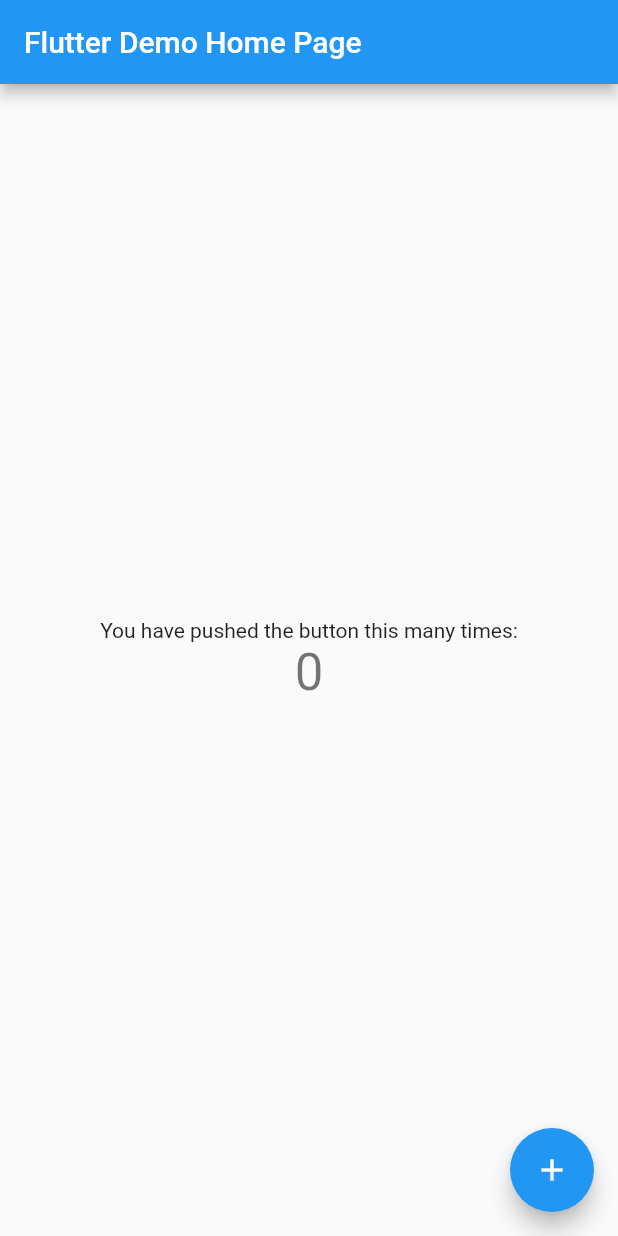
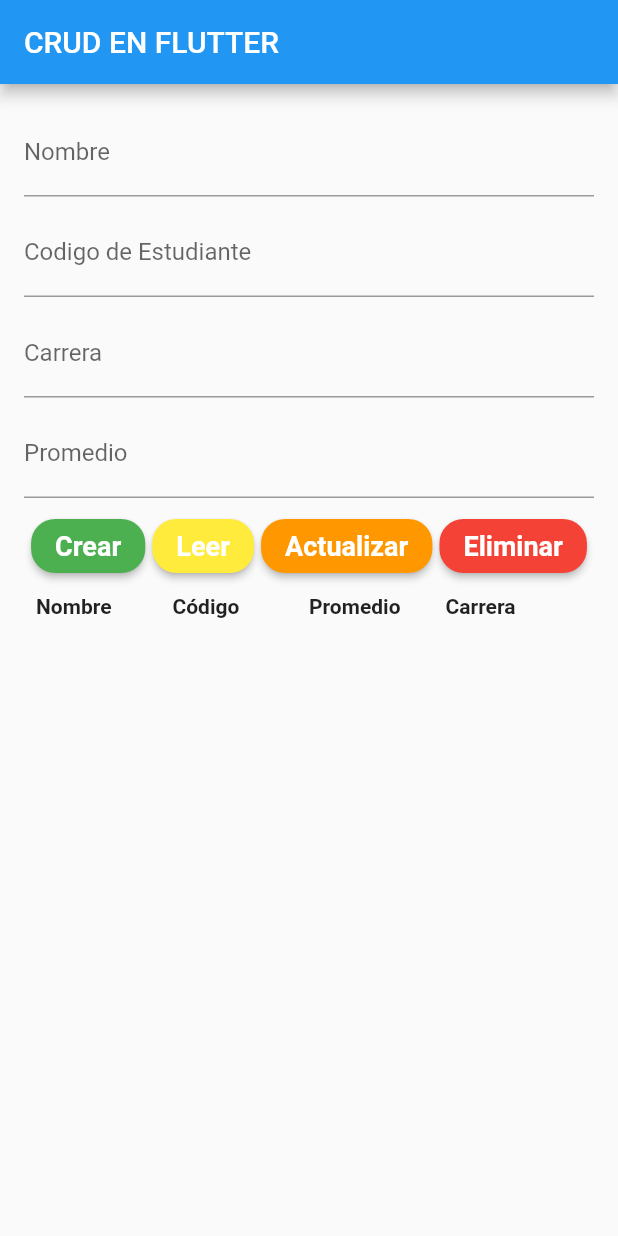
Before and after one commit to jhuertasn/Retos_en_Firebase, a Flutter app: the screen it shows after launch, on a phone screen of 412 x 824 dp. Run offline on Flutter 3.47's test engine with Material 2 defaults, Android fonts, the light colour scheme and no system bars; our stand-ins replace cloud_firestore, firebase_core; missing offline and left inert: dart:ffi; accounts and stored records are empty.

Commit message:
Brishman v2

```diff
--- a/lib/main.dart
+++ b/lib/main.dart
@@ -1,3 +1,4 @@
+import 'dart:ffi';
 import 'package:cloud_firestore/cloud_firestore.dart';
 import 'package:firebase_core/firebase_core.dart';
 import 'package:flutter/material.dart';
@@ -21,33 +22,161 @@
     return MaterialApp(
       title: 'Flutter Demo',
       theme: ThemeData(
-        // This is the theme of your application.
-        //
-        // Try running your application with "flutter run". You'll see the
-        // application has a blue toolbar. Then, without quitting the app, try
-        // changing the primarySwatch below to Colors.green and then invoke
-        // "hot reload" (press "r" in the console where you ran "flutter run",
-        // or simply save your changes to "hot reload" in a Flutter IDE).
-        // Notice that the counter didn't reset back to zero; the application
-        // is not restarted.
         primarySwatch: Colors.blue,
       ),
-      home: const MyHomePage(title: 'Flutter Demo Home Page'),
+      home: MyHomePage(title: 'CRUD EN FLUTTER'),
     );
   }
 }
 
 class MyHomePage extends StatefulWidget {
-  const MyHomePage({Key? key, required this.title}) : super(key: key);
+  MyHomePage({Key? key, required this.title}) : super(key: key);
 
   final String title;
+
+  inputForm(String sugerencia, Function getCampo) {
+    return Padding(
+      padding: const EdgeInsets.only(bottom: 8.0),
+      child: TextFormField(
+        decoration: InputDecoration(
+            labelText: sugerencia,
+            fillColor: Colors.white,
+            focusedBorder: const OutlineInputBorder(
+                borderSide: BorderSide(color: Colors.blue, width: 2.0))),
+        onChanged: (String name) {
+          getCampo(name);
+        },
+      ),
+    );
+  }
+
+  btnCrud(String nombre, Color color, Function accion) {
+    return ElevatedButton(
+      onPressed: () {
+        accion();
+      },
+      child: Text(nombre),
+      style: ElevatedButton.styleFrom(
+          primary: color,
+          shape:
+              RoundedRectangleBorder(borderRadius: BorderRadius.circular(16)),
+          textStyle: const TextStyle(
+              color: Colors.white, fontWeight: FontWeight.bold, fontSize: 18)),
+    );
+  }
+
+  viewReg(document, string) {
+    try {
+      if (document[string] != null) {
+        return Expanded(child: Text(document[string]));
+      }
+    } catch (e) {
+      return const Expanded(child: Text("vacío"));
+    }
+  }
 
   @override
   State<MyHomePage> createState() => _MyHomePageState();
 }
 
 class _MyHomePageState extends State<MyHomePage> {
-  int _counter = 0;
+  String estudianteNombre = "";
+  String estudianteCodigo = "";
+  String estudiantePrograma = "";
+  String estudianteCalificacion = "";
+
+  getEstudianteCodigo(x) {
+    estudianteCodigo = x;
+  }
+
+  getEstudianteNombre(x) {
+    estudianteNombre = x;
+  }
+
+  getEstudiantePrograma(x) {
+    estudiantePrograma = x;
+  }
+
+  getEstudianteCalificacion(x) {
+    estudianteCalificacion = x;
+  }
+
+  crearRegistro() {
+    DocumentReference documentReference =
+        FirebaseFirestore.instance.collection("users").doc(estudianteCodigo);
+
+    documentReference
+        .set(
+          {
+            "id": estudianteCodigo,
+            "nombre": estudianteNombre,
+            "calificación": estudianteCalificacion,
+            "programa": estudiantePrograma
+          },
+          SetOptions(merge: true),
+        )
+        .catchError((error) => print("Failed to merge data: $error"))
+        .whenComplete(() {
+          print("$estudianteNombre registrado");
+        });
+  }
+
+  leerRegistro() {
+    FirebaseFirestore.instance
+        .collection("users")
+        .doc(estudianteCodigo)
+        .get()
+        .then((DocumentSnapshot documentSnapshot) {
+      if (documentSnapshot.exists) {
+        print("Document data: ${documentSnapshot.data()}");
+        Map<String, dynamic> data =
+            documentSnapshot.data() as Map<String, dynamic>;
+        print("Document data: ${data['nombre']}");
+
+        AlertDialog alerta = AlertDialog(
+          title: const Text("LECTURA DE ESTUDIANTE"),
+          content: Column(
+            children: [
+              Text("Nombre: ${data['nombre']}"),
+              Text("Id: ${data['id']}"),
+              Text("Promedio: ${data['calificación']}"),
+              Text("Programa: ${data['programa']}")
+            ],
+          ),
+        );
+        showDialog(context: context, builder: (BuildContext context) => alerta);
+      } else {
+        print("Registro no existe en la Base de datos");
+      }
+    });
+  }
+
+  actualizarRegistro() {
+    DocumentReference documentReference =
+        FirebaseFirestore.instance.collection("users").doc(estudianteCodigo);
+
+    documentReference
+        .update({
+          "id": estudianteCodigo,
+          "nombre": estudianteNombre,
+          "calificación": estudianteCalificacion,
+          "programa": estudiantePrograma
+        })
+        .then((value) => print("Registro actualizado"))
+        .catchError(
+            (error) => print("Actualización de registrol fallido: $error"));
+  }
+
+  eliminarRegistro() {
+    DocumentReference documentReference =
+        FirebaseFirestore.instance.collection("users").doc(estudianteCodigo);
+
+    documentReference
+        .delete()
+        .then((value) => print("Registro Eliminado"))
+        .catchError(
+            (error) => print("Eliminación de registro fallido: $error"));
+  }
 
   List usuarios = [];
 
@@ -66,6 +195,8 @@
     QuerySnapshot users = await collectionReference.get();
     // la cantidad de registros que tenemos en docs y si es diferente
     // de cero recorriendo con un array de elementos
+    print("ESTO ES");
+    print(users.docs.toString());
     if (users.docs.isNotEmpty) {
       for (var doc in users.docs) {
         // ignore: avoid_print
@@ -75,65 +206,94 @@
     }
   }
 
-  void _incrementCounter() {
-    setState(() {
-      // This call to setState tells the Flutter framework that something has
-      // changed in this State, which causes it to rerun the build method below
-      // so that the display can reflect the updated values. If we changed
-      // _counter without calling setState(), then the build method would not be
-      // called again, and so nothing would appear to happen.
-      _counter++;
-    });
-  }
-
   @override
   Widget build(BuildContext context) {
-    // This method is rerun every time setState is called, for instance as done
-    // by the _incrementCounter method above.
-    //
-    // The Flutter framework has been optimized to make rerunning build methods
-    // fast, so that you can just rebuild anything that needs updating rather
-    // than having to individually change instances of widgets.
     return Scaffold(
       appBar: AppBar(
-        // Here we take the value from the MyHomePage object that was created by
-        // the App.build method, and use it to set our appbar title.
         title: Text(widget.title),
       ),
-      body: Center(
-        // Center is a layout widget. It takes a single child and positions it
-        // in the middle of the parent.
-        child: Column(
-          // Column is also a layout widget. It takes a list of children and
-          // arranges them vertically. By default, it sizes itself to fit its
-          // children horizontally, and tries to be as tall as its parent.
-          //
-          // Invoke "debug painting" (press "p" in the console, choose the
-          // "Toggle Debug Paint" action from the Flutter Inspector in Android
-          // Studio, or the "Toggle Debug Paint" command in Visual Studio Code)
-          // to see the wireframe for each widget.
-          //
-          // Column has various properties to control how it sizes itself and
-          // how it positions its children. Here we use mainAxisAlignment to
-          // center the children vertically; the main axis here is the vertical
-          // axis because Columns are vertical (the cross axis would be
-          // horizontal).
-          mainAxisAlignment: MainAxisAlignment.center,
-          children: <Widget>[
-            const Text(
-              'You have pushed the button this many times:',
-            ),
-            Text(
-              '$_counter',
-              style: Theme.of(context).textTheme.headline4,
-            ),
-          ],
+      body: Padding(
+        padding: const EdgeInsets.all(16.0),
+        child: Center(
+          child: Column(
+              //mainAxisAlignment: MainAxisAlignment.center,
+              children: [
+                widget.inputForm("Nombre", getEstudianteNombre),
+                widget.inputForm("Codigo de Estudiante", getEstudianteCodigo),
+                widget.inputForm("Carrera", getEstudiantePrograma),
+                widget.inputForm("Promedio", getEstudianteCalificacion),
+                Row(
+                  mainAxisAlignment: MainAxisAlignment.spaceEvenly,
+                  children: <Widget>[
+                    widget.btnCrud("Crear", Colors.green, crearRegistro),
+                    widget.btnCrud("Leer", Colors.yellow, leerRegistro),
+                    widget.btnCrud(
+                        "Actualizar", Colors.orange, actualizarRegistro),
+                    widget.btnCrud("Eliminar", Colors.red, eliminarRegistro)
+                  ],
+                ),
+                Padding(
+                  padding: const EdgeInsets.all(8.0),
+                  child: Row(
+                    textDirection: TextDirection.ltr,
+                    children: const <Widget>[
+                      Expanded(
+                          child: Text(
+                        "Nombre",
+                        style: TextStyle(fontWeight: FontWeight.bold),
+                      )),
+                      Expanded(
+                          child: Text(
+                        "Código",
+                        style: TextStyle(fontWeight: FontWeight.bold),
+                      )),
+                      Expanded(
+                          child: Text(
+                        "Promedio",
+                        style: TextStyle(fontWeight: FontWeight.bold),
+                      )),
+                      Expanded(
+                          child: Text(
+                        "Carrera",
+                        style: TextStyle(fontWeight: FontWeight.bold),
+                      ))
+                    ],
+                  ),
+                ),
+                StreamBuilder<QuerySnapshot>(
+                    stream: FirebaseFirestore.instance
+                        .collection("users")
+                        .snapshots(),
+                    builder: (BuildContext context,
+                        AsyncSnapshot<QuerySnapshot> snapshot) {
+                      if (snapshot.hasData) {
+                        return ListView.builder(
+                          shrinkWrap: true,
+                          itemBuilder: (context, index) {
+                            DocumentSnapshot documentSnapshot =
+                                snapshot.data!.docs[index];
+                            return Row(
+                              textDirection: TextDirection.ltr,
+                              children: [
+                                widget.viewReg(documentSnapshot, "id"),
+                                widget.viewReg(documentSnapshot, "nombre"),
+                                widget.viewReg(
+                                    documentSnapshot, "calificación"),
+                                widget.viewReg(documentSnapshot, "programa")
+                              ],
+                            );
+                          },
+                          itemCount: snapshot.data!.docs.length,
+                        );
+                      } else {
+                        return const Align(
+                          alignment: FractionalOffset.bottomCenter,
+                          child: CircularProgressIndicator(),
+                        );
+                      }
+                    })
+              ]),
         ),
-      ),
-      floatingActionButton: FloatingActionButton(
-        onPressed: _incrementCounter,
-        tooltip: 'Increment',
-        child: const Icon(Icons.add),
       ), // This trailing comma makes auto-formatting nicer for build methods.
     );
   }
```
Also changed, not shown: 1 other file.
